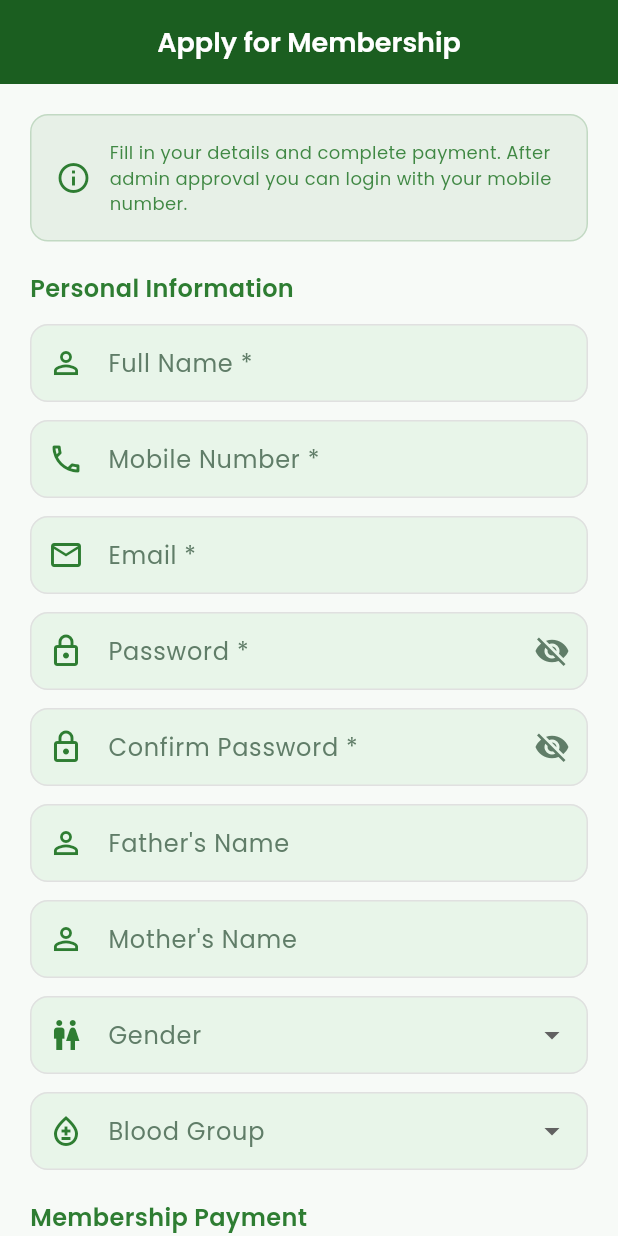
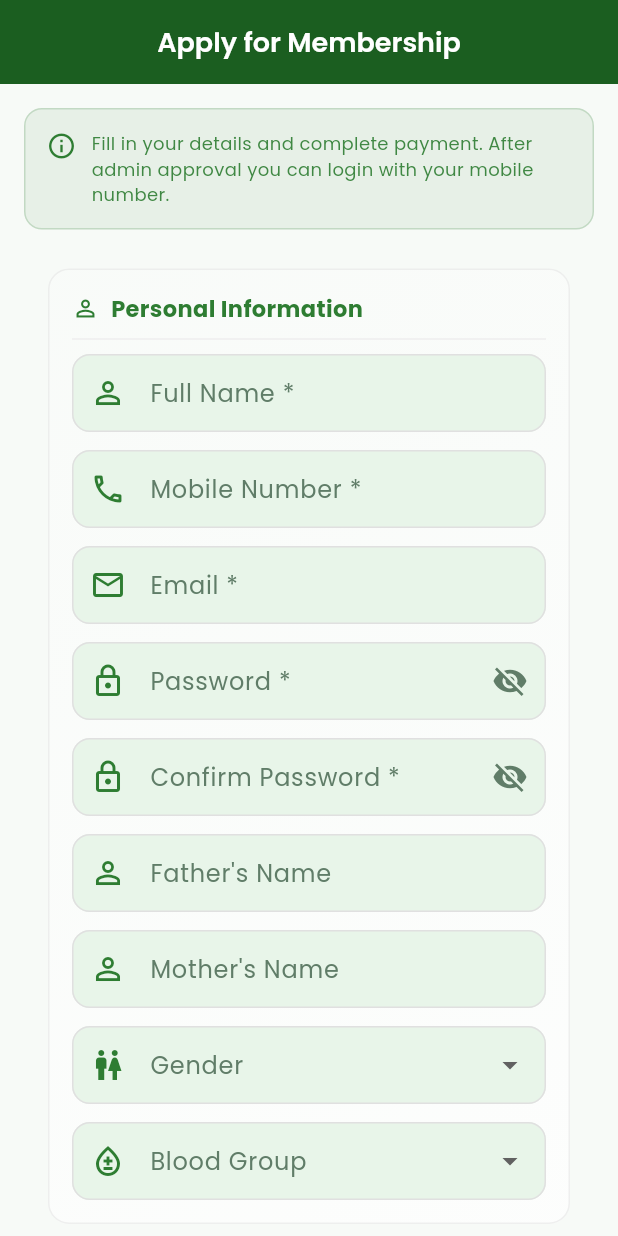
Before and after one commit to wasikhasan123-ui/CPVA-Web-app, a Flutter app: the RegistrationPage screen opened by its route, on a phone screen of 412 x 824 dp. Run offline on Flutter 3.47's test engine with Material 3 defaults, Android fonts, the phone set to English and light mode, and no system bars; our stand-ins replace cloud_firestore, dartz, equatable, file_picker, firebase_auth, firebase_core and 9 more; accounts and stored records are empty.

Commit message:
ui: registration form polish - card sections, consolidated payment section, gradient cards, fixed deprecated apis

```diff
--- a/lib/presentation/pages/registration/registration_page.dart
+++ b/lib/presentation/pages/registration/registration_page.dart
@@ -225,41 +225,15 @@ class _RegistrationPageState extends State<RegistrationPage> {
         foregroundColor: AppColors.white,
       ),
       body: SingleChildScrollView(
-        padding: const EdgeInsets.all(20),
+        padding: const EdgeInsets.all(16),
         child: Form(
           key: _formKey,
           child: Column(
             crossAxisAlignment: CrossAxisAlignment.start,
             children: [
-              Container(
-                width: double.infinity,
-                padding: const EdgeInsets.all(16),
-                decoration: BoxDecoration(
-                  color: AppColors.primary.withValues(alpha: 0.08),
-                  borderRadius: BorderRadius.circular(12),
-                  border:
-                      Border.all(color: AppColors.primary.withValues(alpha: 0.2)),
-                ),
-                child: Row(
-                  children: [
-                    const Icon(Icons.info_outline, color: AppColors.primary),
-                    const SizedBox(width: 12),
-                    Expanded(
-                      child: Text(
-                        'Fill in your details and complete payment. After admin approval '
-                        'you can login with your mobile number.',
-                        style: TextStyle(
-                          fontSize: 12,
-                          color: AppColors.primary.withValues(alpha: 0.9),
-                        ),
-                      ),
-                    ),
-                  ],
-                ),
-              ),
+              _infoBanner(),
               const SizedBox(height: 20),
-              _sectionHeader('Personal Information'),
-              const SizedBox(height: 12),
+              _buildSection('Personal Information', Icons.person_outline, [
                 _field(_nameController, 'Full Name *', Icons.person_outline, _req),
                 const SizedBox(height: 12),
                 _field(_mobileController, 'Mobile Number *', Icons.phone_outlined,
@@ -291,22 +265,11 @@ class _RegistrationPageState extends State<RegistrationPage> {
                 _buildGenderDropdown(),
                 const SizedBox(height: 12),
                 _buildBloodGroupDropdown(),
-              const SizedBox(height: 20),
-              _sectionHeader('Membership Payment'),
-              const SizedBox(height: 8),
-              Text(
-                'New Membership Fee: BDT 2,000',
-                style: TextStyle(
-                  fontSize: 14,
-                  fontWeight: FontWeight.w600,
-                  color: AppColors.primary,
-                ),
-              ),
-              const SizedBox(height: 12),
+              ]),
+              const SizedBox(height: 16),
+              _buildSection('Professional Information', Icons.school_outlined, [
                 _field(_bvcRegNoController, 'Membership / BVC Reg No *',
                     Icons.badge_outlined, _req),
-              const SizedBox(height: 20),
-              _sectionHeader('Professional Information'),
                 const SizedBox(height: 12),
                 _field(_dvmInstituteController, 'DVM Institute',
                     Icons.school_outlined, null),
@@ -322,11 +285,11 @@ class _RegistrationPageState extends State<RegistrationPage> {
                 _field(_addressController, 'Address', Icons.location_on_outlined,
                     null,
                     lines: 2),
-              const SizedBox(height: 24),
-              _sectionHeader('Membership Payment'),
-              const SizedBox(height: 8),
+              ]),
+              const SizedBox(height: 16),
+              _buildSection('Membership Payment', Icons.payment_outlined, [
                 Text(
-                'Membership Fee: BDT 1500',
+                  'Membership Fee: BDT 2,000',
                   style: TextStyle(
                     fontSize: 14,
                     fontWeight: FontWeight.w600,
@@ -343,55 +306,36 @@ class _RegistrationPageState extends State<RegistrationPage> {
                 _field(_transactionIdController, 'Transaction ID *',
                     Icons.receipt_long_outlined, _req),
                 const SizedBox(height: 8),
-              Container(
-                width: double.infinity,
-                padding: const EdgeInsets.all(12),
-                decoration: BoxDecoration(
-                  color: Colors.blue.withValues(alpha: 0.06),
-                  borderRadius: BorderRadius.circular(8),
-                  border: Border.all(color: Colors.blue.withValues(alpha: 0.2)),
-                ),
-                child: Row(
-                  children: [
-                    const Icon(Icons.info_outline,
-                        color: Colors.blue, size: 16),
-                    const SizedBox(width: 8),
-                    Expanded(
-                      child: Text(
-                        'Send BDT ${_paymentAmountController.text.isEmpty ? "2000" : _paymentAmountController.text} '
-                        'to 01813059794 via bKash/Nagad/Rocket and enter the Transaction ID above.',
-                        style: TextStyle(
-                          fontSize: 11,
-                          color: Colors.blue.shade700,
-                        ),
-                      ),
-                    ),
-                  ],
-                ),
-              ),
+                _paymentInfoBox(),
+              ]),
               const SizedBox(height: 24),
               SizedBox(
                 width: double.infinity,
-                child: ElevatedButton(
+                child: FilledButton.icon(
                   onPressed: _submitting ? null : _submit,
-                  style: ElevatedButton.styleFrom(
-                    padding: const EdgeInsets.symmetric(vertical: 16),
-                    backgroundColor: AppColors.primary,
-                    foregroundColor: AppColors.white,
-                  ),
-                  child: _submitting
+                  icon: _submitting
                       ? const SizedBox(
                           height: 20,
                           width: 20,
                           child: CircularProgressIndicator(
                             strokeWidth: 2,
-                            valueColor:
-                                AlwaysStoppedAnimation<Color>(Colors.white),
+                            color: AppColors.white,
                           ),
                         )
-                      : const Text('Submit Application',
-                          style: TextStyle(
-                              fontSize: 16, fontWeight: FontWeight.w600)),
+                      : const Icon(Icons.send_rounded),
+                  label: Text(
+                    _submitting ? 'Submitting...' : 'Submit Application',
+                    style: const TextStyle(
+                        fontSize: 16, fontWeight: FontWeight.w600),
+                  ),
+                  style: FilledButton.styleFrom(
+                    padding: const EdgeInsets.symmetric(vertical: 16),
+                    backgroundColor: AppColors.primary,
+                    foregroundColor: AppColors.white,
+                    shape: RoundedRectangleBorder(
+                      borderRadius: BorderRadius.circular(12),
+                    ),
+                  ),
                 ),
               ),
               const SizedBox(height: 16),
@@ -472,10 +416,108 @@ class _RegistrationPageState extends State<RegistrationPage> {
     );
   }
 
-  Widget _sectionHeader(String title) {
-    return Text(title,
+  Widget _buildSection(String title, IconData icon, List<Widget> children) {
+    return Card(
+      elevation: 0,
+      shape: RoundedRectangleBorder(
+        borderRadius: BorderRadius.circular(14),
+        side: BorderSide(color: AppColors.border.withValues(alpha: 0.5)),
+      ),
+      child: Container(
+        padding: const EdgeInsets.all(16),
+        decoration: BoxDecoration(
+          borderRadius: BorderRadius.circular(14),
+          gradient: LinearGradient(
+            begin: Alignment.topLeft,
+            end: Alignment.bottomRight,
+            colors: [
+              AppColors.primary.withValues(alpha: 0.03),
+              AppColors.primary.withValues(alpha: 0.01),
+            ],
+          ),
+        ),
+        child: Column(
+          crossAxisAlignment: CrossAxisAlignment.start,
+          children: [
+            Row(
+              children: [
+                Icon(icon, size: 18, color: AppColors.primary),
+                const SizedBox(width: 8),
+                Text(
+                  title,
                   style: const TextStyle(
-            fontSize: 16, fontWeight: FontWeight.w600, color: AppColors.primary));
+                    fontSize: 15,
+                    fontWeight: FontWeight.w700,
+                    color: AppColors.primary,
+                  ),
+                ),
+              ],
+            ),
+            const Divider(height: 20),
+            ...children,
+          ],
+        ),
+      ),
+    );
+  }
+
+  Widget _infoBanner() {
+    return Container(
+      width: double.infinity,
+      padding: const EdgeInsets.all(14),
+      decoration: BoxDecoration(
+        color: AppColors.primary.withValues(alpha: 0.08),
+        borderRadius: BorderRadius.circular(12),
+        border: Border.all(color: AppColors.primary.withValues(alpha: 0.2)),
+      ),
+      child: Row(
+        crossAxisAlignment: CrossAxisAlignment.start,
+        children: [
+          Icon(Icons.info_outline, color: AppColors.primary, size: 20),
+          const SizedBox(width: 10),
+          Expanded(
+            child: Text(
+              'Fill in your details and complete payment. After admin approval you can login with your mobile number.',
+              style: TextStyle(
+                fontSize: 12,
+                color: AppColors.primary.withValues(alpha: 0.9),
+                height: 1.4,
+              ),
+            ),
+          ),
+        ],
+      ),
+    );
+  }
+
+  Widget _paymentInfoBox() {
+    return Container(
+      width: double.infinity,
+      padding: const EdgeInsets.all(12),
+      decoration: BoxDecoration(
+        color: AppColors.info.withValues(alpha: 0.06),
+        borderRadius: BorderRadius.circular(8),
+        border: Border.all(color: AppColors.info.withValues(alpha: 0.2)),
+      ),
+      child: Row(
+        crossAxisAlignment: CrossAxisAlignment.start,
+        children: [
+          Icon(Icons.info_outline, color: AppColors.info, size: 16),
+          const SizedBox(width: 8),
+          Expanded(
+            child: Text(
+              'Send BDT ${_paymentAmountController.text.isEmpty ? "2,000" : _paymentAmountController.text} '
+              'to 01813059794 via bKash/Nagad/Rocket and enter the Transaction ID above.',
+              style: TextStyle(
+                fontSize: 11,
+                color: AppColors.info.withValues(alpha: 0.9),
+                height: 1.4,
+              ),
+            ),
+          ),
+        ],
+      ),
+    );
   }
 
   Widget _field(
@@ -496,7 +538,7 @@ class _RegistrationPageState extends State<RegistrationPage> {
 
   Widget _buildGenderDropdown() {
     return DropdownButtonFormField<String>(
-      value: _gender.isEmpty ? null : _gender,
+      initialValue: _gender.isEmpty ? null : _gender,
       decoration: const InputDecoration(
         labelText: 'Gender',
         prefixIcon: Icon(Icons.wc_outlined, color: AppColors.primary),
@@ -512,7 +554,7 @@ class _RegistrationPageState extends State<RegistrationPage> {
 
   Widget _buildBloodGroupDropdown() {
     return DropdownButtonFormField<String>(
-      value: _bloodGroup.isEmpty ? null : _bloodGroup,
+      initialValue: _bloodGroup.isEmpty ? null : _bloodGroup,
       decoration: const InputDecoration(
         labelText: 'Blood Group',
         prefixIcon: Icon(Icons.bloodtype_outlined, color: AppColors.primary),
@@ -526,7 +568,7 @@ class _RegistrationPageState extends State<RegistrationPage> {
 
   Widget _buildPaymentMethodDropdown() {
     return DropdownButtonFormField<String>(
-      value: _paymentMethod.isEmpty ? null : _paymentMethod,
+      initialValue: _paymentMethod.isEmpty ? null : _paymentMethod,
       decoration: const InputDecoration(
         labelText: 'Payment Method *',
         prefixIcon:
```
Lines whose indentation alone changed are shown as unchanged.
